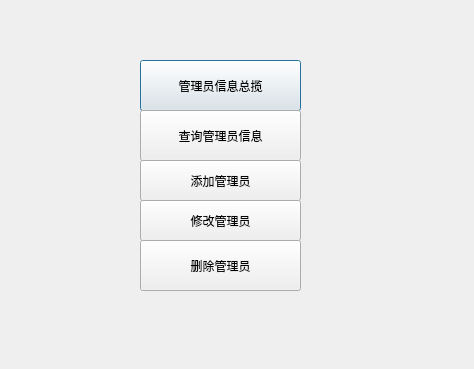
ZzzAmy/bookstore, file usrmag_manager.ui: the form before one commit.
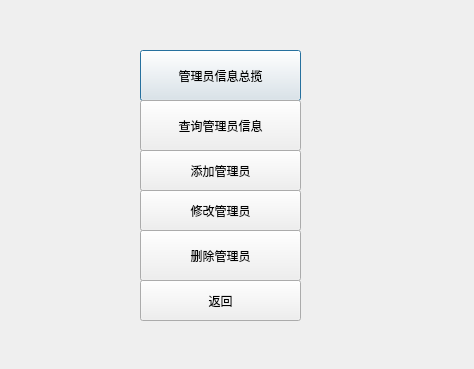
The form after the commit.

```diff
--- a/usrmag_manager.ui
+++ b/usrmag_manager.ui
@@ -17,7 +17,7 @@
    <property name="geometry">
     <rect>
      <x>140</x>
-     <y>60</y>
+     <y>50</y>
      <width>161</width>
      <height>51</height>
     </rect>
@@ -30,7 +30,7 @@
    <property name="geometry">
     <rect>
      <x>140</x>
-     <y>110</y>
+     <y>100</y>
      <width>161</width>
      <height>51</height>
     </rect>
@@ -43,7 +43,7 @@
    <property name="geometry">
     <rect>
      <x>140</x>
-     <y>160</y>
+     <y>150</y>
      <width>161</width>
      <height>41</height>
     </rect>
@@ -56,7 +56,7 @@
    <property name="geometry">
     <rect>
      <x>140</x>
-     <y>200</y>
+     <y>190</y>
      <width>161</width>
      <height>41</height>
     </rect>
@@ -69,7 +69,7 @@
    <property name="geometry">
     <rect>
      <x>140</x>
-     <y>240</y>
+     <y>230</y>
      <width>161</width>
      <height>51</height>
     </rect>
@@ -78,6 +78,19 @@
     <string>删除管理员</string>
    </property>
   </widget>
+  <widget class="QPushButton" name="pushButton_6">
+   <property name="geometry">
+    <rect>
+     <x>140</x>
+     <y>280</y>
+     <width>161</width>
+     <height>41</height>
+    </rect>
+   </property>
+   <property name="text">
+    <string>返回</string>
+   </property>
+  </widget>
  </widget>
  <resources/>
  <connections/>
```
